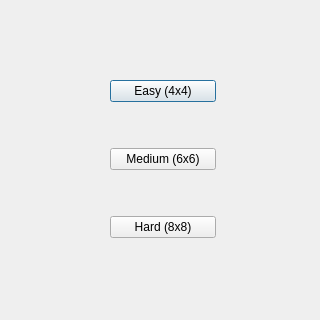
Qt form gui/difficultymenu.ui (sudosys/matchmatch-game) before a commit.
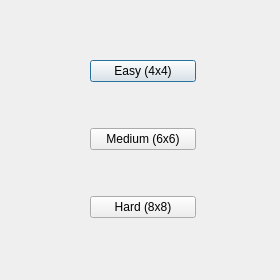
The same form after that commit.

```diff
--- a/gui/difficultymenu.ui
+++ b/gui/difficultymenu.ui
@@ -6,20 +6,20 @@
    <rect>
     <x>0</x>
     <y>0</y>
-    <width>320</width>
-    <height>320</height>
+    <width>280</width>
+    <height>280</height>
    </rect>
   </property>
   <property name="minimumSize">
    <size>
-    <width>320</width>
-    <height>320</height>
+    <width>280</width>
+    <height>280</height>
    </size>
   </property>
   <property name="maximumSize">
    <size>
-    <width>320</width>
-    <height>320</height>
+    <width>280</width>
+    <height>280</height>
    </size>
   </property>
   <property name="cursor">
@@ -28,11 +28,11 @@
   <property name="windowTitle">
    <string>Select Difficulty</string>
   </property>
-  <widget class="QWidget" name="">
+  <widget class="QWidget" name="layoutWidget">
    <property name="geometry">
     <rect>
-     <x>110</x>
-     <y>40</y>
+     <x>90</x>
+     <y>20</y>
      <width>106</width>
      <height>241</height>
     </rect>
```
